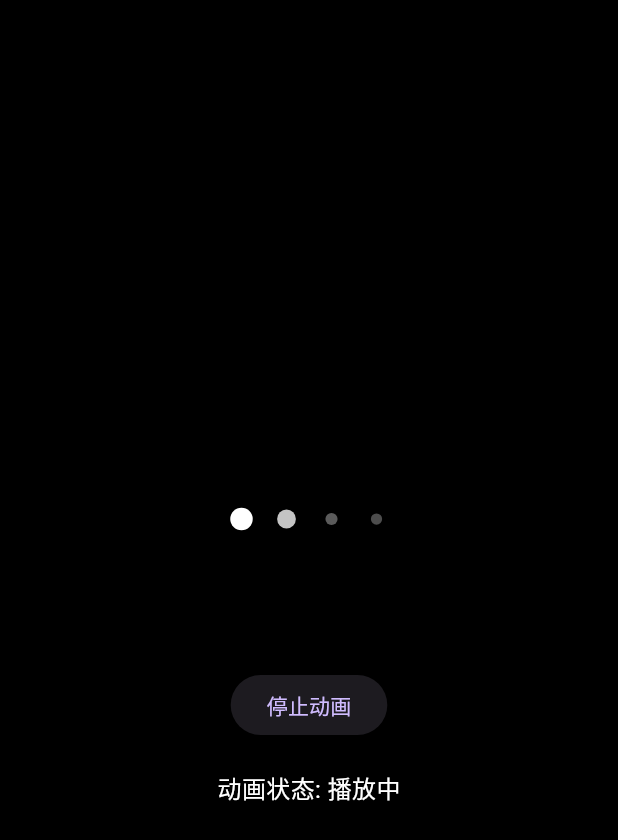
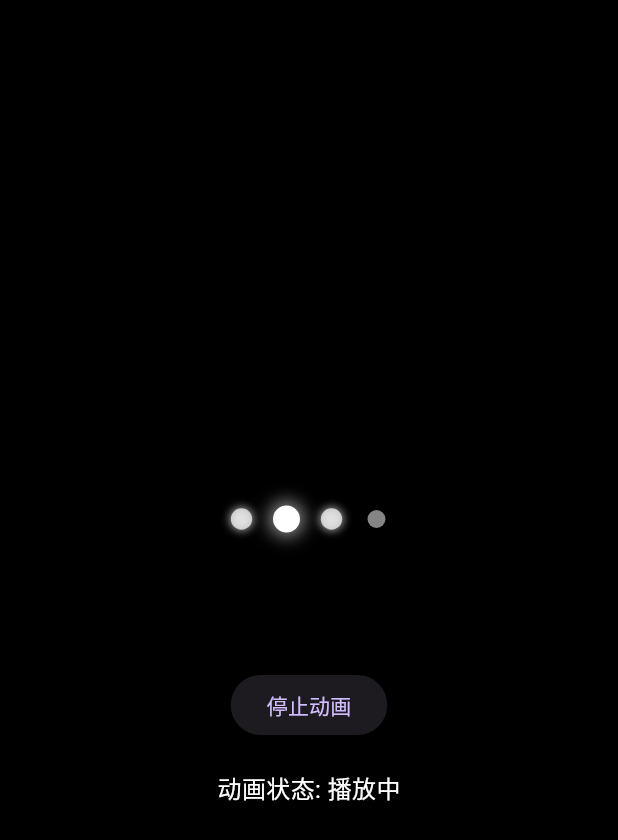
Before and after one commit to CodeToolPerson/tizen-test, a Flutter app: the screen it shows after launch, on a phone screen of 412 x 824 dp. Shown: the top 840 px of the screen. Run offline on Flutter 3.47's test engine with Material 3 defaults, Android fonts, the phone set to English and light mode, and no system bars.

Commit message:
新增自定义加载动画

```diff
--- a/lib/widgets/common/loading/custom_loading_indicator.dart
+++ b/lib/widgets/common/loading/custom_loading_indicator.dart
@@ -5,21 +5,16 @@ class CustomLoadingIndicator extends StatefulWidget {
   final Color color;
   final bool isAnimating;
 
-  const CustomLoadingIndicator({
-    super.key,
-    this.size = 120.0,
-    this.color = Colors.white,
-    this.isAnimating = true,
-  });
+  const CustomLoadingIndicator({super.key, this.size = 120.0, this.color = Colors.white, this.isAnimating = true});
 
   @override
   State<CustomLoadingIndicator> createState() => _CustomLoadingIndicatorState();
 }
 
-class _CustomLoadingIndicatorState extends State<CustomLoadingIndicator>
-    with TickerProviderStateMixin {
+class _CustomLoadingIndicatorState extends State<CustomLoadingIndicator> with TickerProviderStateMixin {
   late AnimationController _controller;
   late List<Animation<double>> _animations;
+  bool _isStopped = false;
 
   @override
   void initState() {
@@ -29,20 +24,11 @@ class _CustomLoadingIndicatorState extends State<CustomLoadingIndicator>
 
   void _initializeAnimations() {
     _controller = AnimationController(
-      duration: const Duration(milliseconds: 1200),
+      duration: const Duration(milliseconds: 1500), // 动画速度
       vsync: this,
     );
 
-    _animations = List.generate(4, (index) {
-      final delay = index * 0.2; // 调整延迟间隔
-      final end = (delay + 0.5).clamp(0.0, 1.0); // 确保end不超过1.0
-      return Tween<double>(begin: 0.0, end: 1.0).animate(
-        CurvedAnimation(
-          parent: _controller,
-          curve: Interval(delay, end, curve: Curves.easeInOut),
-        ),
-      );
-    });
+    _animations = [Tween<double>(begin: 0.0, end: 8.0).animate(CurvedAnimation(parent: _controller, curve: Curves.linear))];
 
     if (widget.isAnimating) {
       _startAnimation();
@@ -50,11 +36,24 @@ class _CustomLoadingIndicatorState extends State<CustomLoadingIndicator>
   }
 
   void _startAnimation() {
-    _controller.repeat(reverse: true);
+    _isStopped = false;
+    _controller.repeat();
   }
 
   void _stopAnimation() {
-    _controller.stop();
+    double currentValue = _animations[0].value;
+    double remainingValue = 8.0 - (currentValue % 8.0);
+    if (remainingValue == 0) remainingValue = 8.0;
+    int remainingMs = (remainingValue / 8.0 * 1200).round();
+
+    Future.delayed(Duration(milliseconds: remainingMs), () {
+      if (mounted) {
+        _controller.stop();
+        setState(() {
+          _isStopped = true;
+        });
+      }
+    });
   }
 
   @override
@@ -81,18 +80,42 @@ class _CustomLoadingIndicatorState extends State<CustomLoadingIndicator>
       child: SizedBox(
         width: widget.size,
         height: widget.size,
-        child: Row(
-          mainAxisAlignment: MainAxisAlignment.center,
-          children: List.generate(4, (index) {
-            return AnimatedBuilder(
-              animation: _animations[index],
-              builder: (context, child) {
-                final scale = 0.5 + (_animations[index].value * 0.5);
-                final opacity = 0.3 + (_animations[index].value * 0.7);
-
+        child: AnimatedBuilder(
+          animation: _animations[0],
+          builder: (context, child) {
+            return Row(
+              mainAxisAlignment: MainAxisAlignment.center,
+              children: List.generate(4, (index) {
+                if (_isStopped) {
+                  final scale = 0.8;
+                  final opacity = 1.0;
+                  return Container(
+                    width: widget.size / 4,
+                    height: widget.size / 4,
+                    alignment: Alignment.center,
+                    child: Transform.scale(
+                      scale: scale,
+                      child: Container(
+                        width: widget.size / 8,
+                        height: widget.size / 8,
+                        decoration: BoxDecoration(
+                          color: widget.color.withValues(alpha: opacity),
+                          shape: BoxShape.circle,
+                        ),
+                      ),
+                    ),
+                  );
+                }
+                final progress = _animations[0].value;
+                final activeIndex = progress.floor() % 4;
+                final distance = (index - activeIndex).abs();
+                final isActive = distance <= 1.0;
+                final intensity = isActive ? (1.0 - distance * 0.5) : 0.2;
+                final scale = 0.7 + (intensity * 0.5);
+                final opacity = 0.4 + (intensity * 0.6);
                 return Container(
-                  width: widget.size / 4, // 增大容器宽度，为缩放留出空间
-                  height: widget.size / 4, // 增大容器高度，为缩放留出空间
+                  width: widget.size / 4,
+                  height: widget.size / 4,
                   alignment: Alignment.center,
                   child: Transform.scale(
                     scale: scale,
@@ -100,15 +123,18 @@ class _CustomLoadingIndicatorState extends State<CustomLoadingIndicator>
                       width: widget.size / 8,
                       height: widget.size / 8,
                       decoration: BoxDecoration(
-                        color: widget.color.withOpacity(opacity),
+                        color: widget.color.withValues(alpha: opacity),
                         shape: BoxShape.circle,
+                        boxShadow: isActive
+                            ? [BoxShadow(color: widget.color.withValues(alpha: 0.6), blurRadius: intensity * 8, spreadRadius: intensity * 2)]
+                            : null,
                       ),
                     ),
                   ),
                 );
-              },
+              }),
             );
-          }),
+          },
         ),
       ),
     );
--- a/lib/widgets/common/loading/loading_indicator_demo.dart
+++ b/lib/widgets/common/loading/loading_indicator_demo.dart
@@ -27,27 +27,11 @@ class _LoadingIndicatorDemoState extends State<LoadingIndicatorDemo> {
             child: Column(
               mainAxisAlignment: MainAxisAlignment.center,
               children: [
-                // 自定义加载指示器
-                CustomLoadingIndicator(
-                  size: 120.0,
-                  color: Colors.white,
-                  isAnimating: _isAnimating,
-                ),
+                CustomLoadingIndicator(size: 120.0, color: Colors.white, isAnimating: _isAnimating),
                 const SizedBox(height: 40),
-                // 控制按钮
-                ElevatedButton(
-                  onPressed: _toggleAnimation,
-                  child: Text(_isAnimating ? '停止动画' : '开始动画'),
-                ),
+                ElevatedButton(onPressed: _toggleAnimation, child: Text(_isAnimating ? '停止动画' : '开始动画')),
                 const SizedBox(height: 20),
-                // 显示当前状态
-                Text(
-                  '动画状态: ${_isAnimating ? "播放中" : "已停止"}',
-                  style: const TextStyle(
-                    color: Colors.white,
-                    fontSize: 16,
-                  ),
-                ),
+                Text('动画状态: ${_isAnimating ? "播放中" : "已停止"}', style: const TextStyle(color: Colors.white, fontSize: 16)),
               ],
             ),
           ),
```
Also changed, not shown: pubspec.lock.
